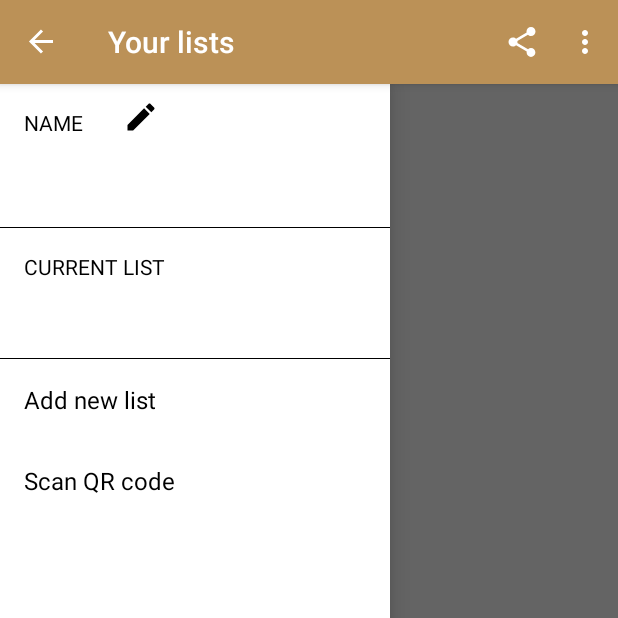
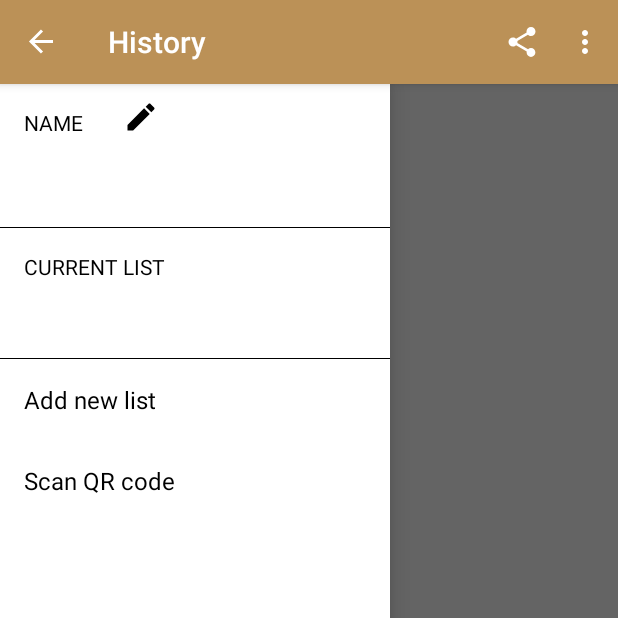
Before and after one commit to tymbark/shopping-list, an Android app: the fragment HistoryFragment placed in its activity, with the side drawer open, on a phone screen of 412 x 824 dp, the top half of it. Run offline under Robolectric (Android 15) with nearby library versions, the light colour scheme and no system bars; our stand-ins replace ButterKnife, Dagger/Hilt's generated code, Firebase (no records; nobody signed in at launch, a user with empty details on screens opened directly); libraries missing offline, so code that uses them is left out: com.jacekmarchwicki.universaladapter, com.jakewharton.rxbinding, rx.functions, rx.observers, rx.subjects and 1 more; 28 statements that could not run were skipped.

Commit message:
Clickable drawer fix

```diff
--- a/app/src/main/java/com/damianmichalak/shopping_list/view/HistoryFragment.java
+++ b/app/src/main/java/com/damianmichalak/shopping_list/view/HistoryFragment.java
@@ -49,6 +49,8 @@ public class HistoryFragment extends BaseFragment {
     @Override
     public void onViewCreated(View view, @Nullable Bundle savedInstanceState) {
         super.onViewCreated(view, savedInstanceState);
+
+        ((MainActivity) getActivity()).setToolbarTitle(getString(R.string.history_toolbar_title));
 
         recyclerView.setLayoutManager(new LinearLayoutManager(getActivity()));
         final RxUniversalAdapter adapter = new RxUniversalAdapter(Lists.newArrayList(manager));
--- a/app/src/main/java/com/damianmichalak/shopping_list/view/ProductsListFragment.java
+++ b/app/src/main/java/com/damianmichalak/shopping_list/view/ProductsListFragment.java
@@ -62,6 +62,8 @@ public class ProductsListFragment extends BaseFragment {
     public void onViewCreated(View view, @Nullable Bundle savedInstanceState) {
         super.onViewCreated(view, savedInstanceState);
 
+        ((MainActivity) getActivity()).setToolbarTitle(getString(R.string.products_toolbar_title));
+
         recyclerView.setLayoutManager(new LinearLayoutManager(getActivity()));
         final RxUniversalAdapter adapter = new RxUniversalAdapter(Lists.newArrayList(manager));
         recyclerView.setAdapter(adapter);
@@ -77,8 +79,6 @@ public class ProductsListFragment extends BaseFragment {
                         .subscribe(RxView.visibility(noListsView)),
                 presenter.getShowNewListDialogObservable()
                         .subscribe(o -> DialogHelper.showNewListNameDialog(getActivity(), presenter.getNewShoppingListObserver())),
-                presenter.getListNameObservable()
-                        .subscribe(name -> ((MainActivity) getActivity()).setToolbarTitle(name)),
                 presenter.getSubscription()
         ));
 
--- a/app/src/main/res/layout/fragment_drawer_layout.xml
+++ b/app/src/main/res/layout/fragment_drawer_layout.xml
@@ -5,6 +5,7 @@
               android:layout_width="match_parent"
               android:layout_height="match_parent"
               android:background="@android:color/white"
+              android:clickable="true"
               android:orientation="vertical">
 
     <LinearLayout
@@ -35,7 +36,7 @@
 
     <TextView
         android:id="@+id/drawer_username"
-        android:layout_width="wrap_content"
+        android:layout_width="match_parent"
         android:layout_height="wrap_content"
         android:padding="16dp"
         tools:text="Damian"/>
@@ -46,7 +47,7 @@
         android:background="@android:color/black"/>
 
     <TextView
-        android:layout_width="wrap_content"
+        android:layout_width="match_parent"
         android:layout_height="wrap_content"
         android:paddingBottom="0dp"
         android:paddingLeft="16dp"
@@ -58,7 +59,7 @@
 
     <TextView
         android:id="@+id/drawer_current_list_name"
-        android:layout_width="wrap_content"
+        android:layout_width="match_parent"
         android:layout_height="wrap_content"
         android:padding="16dp"
         tools:text="Shopping list party"/>
@@ -70,7 +71,7 @@
 
     <TextView
         android:id="@+id/drawer_add_new_list"
-        android:layout_width="wrap_content"
+        android:layout_width="match_parent"
         android:layout_height="wrap_content"
         android:padding="16dp"
         android:text="@string/drawer_add_new_list"
@@ -79,7 +80,7 @@
 
     <TextView
         android:id="@+id/drawer_scan_qr"
-        android:layout_width="wrap_content"
+        android:layout_width="match_parent"
         android:layout_height="wrap_content"
         android:padding="16dp"
         android:text="@string/drawer_scan_qr_code"
--- a/app/src/main/res/values/strings.xml
+++ b/app/src/main/res/values/strings.xml
@@ -26,6 +26,7 @@
     <!-- Products Activity -->
     <string name="add_products_done">done</string>
     <string name="products_activity_title">Add products</string>
+    <string name="products_toolbar_title">Products</string>
 
     <!-- Shopping list overflow menu -->
     <string name="shopping_list_share">Share</string>
@@ -50,5 +51,6 @@
 
     <!-- History -->
     <string name="history_date_string">bought %1$s</string>
+    <string name="history_toolbar_title">History</string>
 
 </resources>
```
